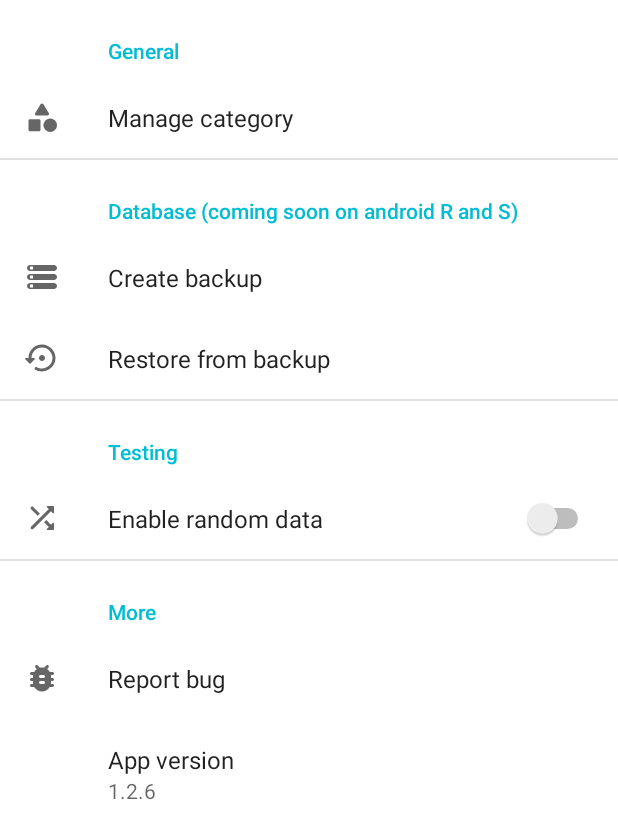
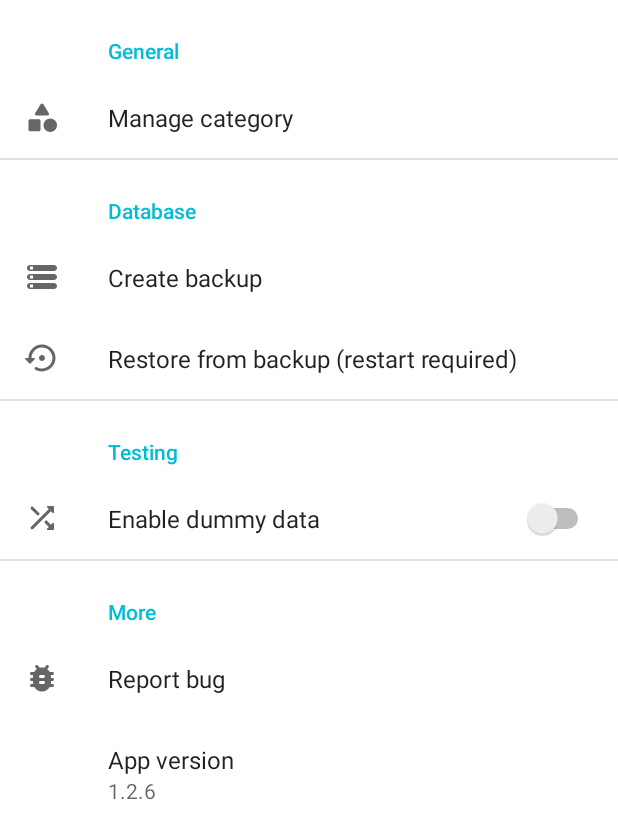
Before and after one commit to aayush-j/shop-manager, an Android app: the AppPreferences screen opened through its navigation route, on a phone screen of 412 x 824 dp. Shown: the top 839 px of the screen. Run offline under Robolectric (Android 15) with nearby library versions, the phone set to English and light mode, and no system bars; our stand-ins replace androidx.preference; 1 statement that could not run was skipped.

Commit message:
Fixed restore crash, other minor fixes

```diff
--- a/app/src/main/java/com/rttc/shopmanager/onboarding/AppPreferences.kt
+++ b/app/src/main/java/com/rttc/shopmanager/onboarding/AppPreferences.kt
@@ -1,21 +1,40 @@
 package com.rttc.shopmanager.onboarding
 
+import android.app.Activity
 import android.content.Intent
 import android.os.Build
 import android.os.Bundle
 import android.view.View
+import androidx.activity.result.ActivityResultLauncher
+import androidx.activity.result.contract.ActivityResultContracts
 import androidx.navigation.fragment.findNavController
 import androidx.preference.Preference
 import androidx.preference.PreferenceFragmentCompat
 import com.rttc.shopmanager.BuildConfig
 import com.rttc.shopmanager.R
+import com.rttc.shopmanager.SplashActivity
 import com.rttc.shopmanager.utilities.DatabaseHelperActivity
+import com.rttc.shopmanager.utilities.LOG
 import com.rttc.shopmanager.utilities.OSUtils
 
-class AppPreferences: PreferenceFragmentCompat() {
+class AppPreferences : PreferenceFragmentCompat() {
 
     private var backupPref: Preference? = null
     private var restorePref: Preference? = null
+    private lateinit var activityResultLauncher: ActivityResultLauncher<Intent>
+
+
+    override fun onCreate(savedInstanceState: Bundle?) {
+        super.onCreate(savedInstanceState)
+        activityResultLauncher =
+            registerForActivityResult(ActivityResultContracts.StartActivityForResult()) { result ->
+                LOG(result.toString())
+                if (result.resultCode == Activity.RESULT_OK) {
+                    startActivity(Intent(requireContext(), SplashActivity::class.java))
+                    requireActivity().finish()
+                }
+            }
+    }
 
     override fun onViewCreated(view: View, savedInstanceState: Bundle?) {
         super.onViewCreated(view, savedInstanceState)
@@ -34,7 +53,10 @@ class AppPreferences: PreferenceFragmentCompat() {
         backupPref = findPreference(getString(R.string.pref_create_backup))
         backupPref?.setOnPreferenceClickListener {
             val intent = Intent(context, DatabaseHelperActivity::class.java)
-            intent.putExtra(DatabaseHelperActivity.EXTRA_ACTION_TYPE, DatabaseHelperActivity.ACTION_BACKUP)
+            intent.putExtra(
+                DatabaseHelperActivity.EXTRA_ACTION_TYPE,
+                DatabaseHelperActivity.ACTION_BACKUP
+            )
             startActivity(intent)
             true
         }
@@ -47,8 +69,11 @@ class AppPreferences: PreferenceFragmentCompat() {
         restorePref = findPreference<Preference>(getString(R.string.pref_restore_backup))
         restorePref?.setOnPreferenceClickListener {
             val intent = Intent(context, DatabaseHelperActivity::class.java)
-            intent.putExtra(DatabaseHelperActivity.EXTRA_ACTION_TYPE, DatabaseHelperActivity.ACTION_RESTORE)
-            startActivity(intent)
+            intent.putExtra(
+                DatabaseHelperActivity.EXTRA_ACTION_TYPE,
+                DatabaseHelperActivity.ACTION_RESTORE
+            )
+            activityResultLauncher.launch(intent)
             true
         }
 
--- a/app/src/main/res/xml/main_pref.xml
+++ b/app/src/main/res/xml/main_pref.xml
@@ -9,14 +9,14 @@
     </PreferenceCategory>
 
     <PreferenceCategory
-        android:title="Database (coming soon on android R and S)">
+        android:title="Database">
         <Preference
             android:key="@string/pref_create_backup"
             android:title="Create backup"
             android:icon="@drawable/ic_backup"/>
         <Preference
             android:key="@string/pref_restore_backup"
-            android:title="Restore from backup"
+            android:title="Restore from backup (restart required)"
             android:icon="@drawable/ic_restore"/>
     </PreferenceCategory>
 
@@ -24,7 +24,7 @@
         android:title="Testing">
         <SwitchPreference
             android:key="@string/pref_testing_enabled"
-            android:title="Enable random data"
+            android:title="Enable dummy data"
             android:icon="@drawable/ic_shuffle"/>
     </PreferenceCategory>
 
```
Also changed, not shown: app/src/main/java/com/rttc/shopmanager/utilities/DatabaseHelperActivity.kt (+5 -2 lines).
